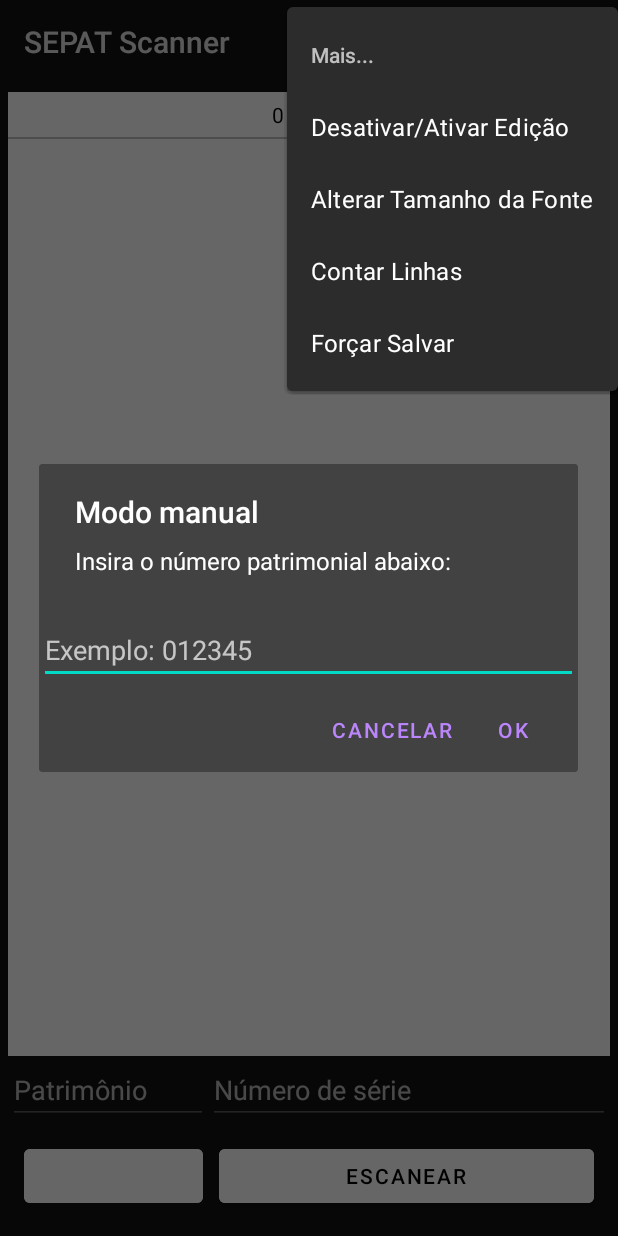
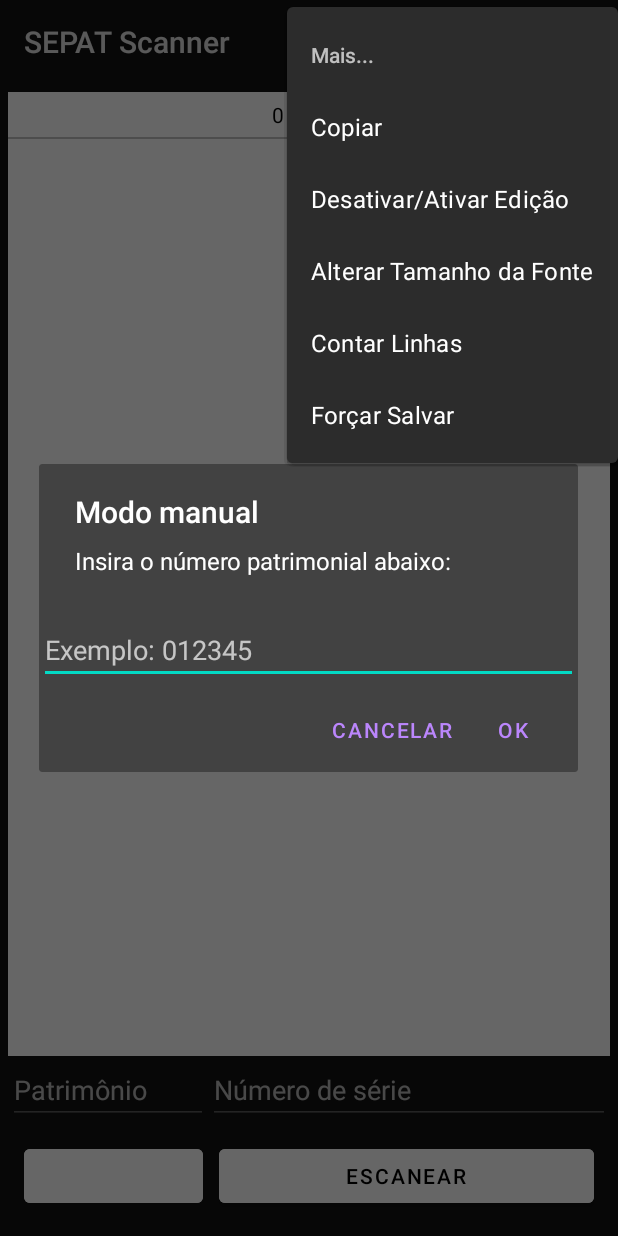
Before and after one commit to ils94/SEPAT_Scanner, an Android app: the screen it shows after launch (MainActivity), in the options menu, after a tap on "Mais...", on a phone screen of 412 x 824 dp. Run offline under Robolectric (Android 15) with nearby library versions, the phone set to English and light mode, and no system bars.

```diff
--- a/app/src/main/res/drawable/copy.xml
+++ b/app/src/main/res/drawable/manual.xml
@@ -6,5 +6,5 @@
     android:tint="?attr/colorControlNormal">
   <path
       android:fillColor="@android:color/white"
-      android:pathData="M16,1L4,1c-1.1,0 -2,0.9 -2,2v14h2L4,3h12L16,1zM19,5L8,5c-1.1,0 -2,0.9 -2,2v14c0,1.1 0.9,2 2,2h11c1.1,0 2,-0.9 2,-2L21,7c0,-1.1 -0.9,-2 -2,-2zM19,21L8,21L8,7h11v14z"/>
+      android:pathData="M19,13h-6v6h-2v-6H5v-2h6V5h2v6h6v2z"/>
 </vector>
--- a/app/src/main/res/menu/menu.xml
+++ b/app/src/main/res/menu/menu.xml
@@ -6,17 +6,13 @@
         android:id="@+id/procurar"
         android:icon="@drawable/search"
         android:title="Procurar"
-        app:showAsAction="ifRoom" />
-
-    <item
-        android:id="@+id/copiar"
-        android:icon="@drawable/copy"
-        android:title="Copiar"
-        app:showAsAction="ifRoom" />
+        app:showAsAction="always" />
 
     <item
         android:id="@+id/manual"
-        android:title="Inserir Manualmente" />
+        android:icon="@drawable/manual"
+        android:title="Inserir Manualmente"
+        app:showAsAction="always" />
 
     <item android:title="Selecionar Modo">
 
@@ -61,6 +57,10 @@
     <item android:title="Mais...">
 
         <menu>
+
+            <item
+                android:id="@+id/copiar"
+                android:title="Copiar" />
 
             <item
                 android:id="@+id/editavel"
```
